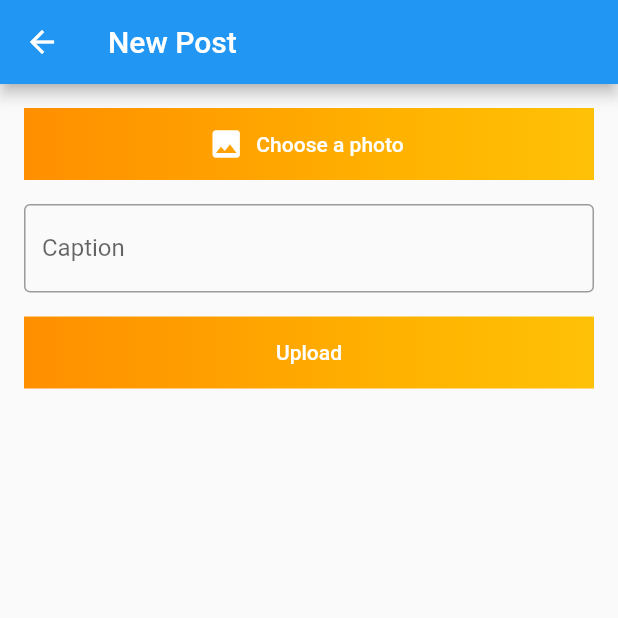
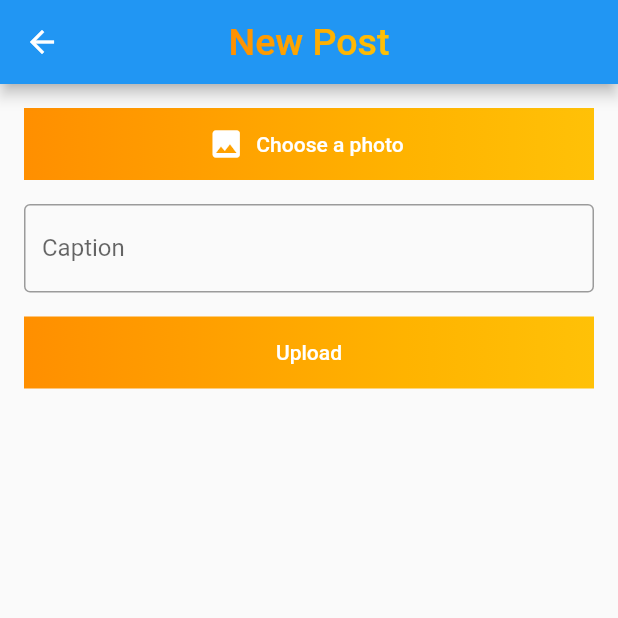
Before and after one commit to baljinder0630/paw_prints, a Flutter app: the MyHomePage screen opened directly with empty values, after a tap on the "add a photo" icon, on a phone screen of 412 x 824 dp, the top half of it. Run offline on Flutter 3.47's test engine with Material 2 defaults, Android fonts, the phone set to English and light mode, and no system bars; drawn by our look-alikes of simple_gradient_text; our stand-ins replace animated_bottom_navigation_bar, carousel_slider, cloud_firestore, firebase_auth, firebase_core, firebase_storage and 9 more; missing offline and left inert: dart:ffi, geoflutterfire; accounts and stored records are empty; network calls fail; project files that could hold a hidden picture were left out.

Commit message:
my commit

```diff
--- a/lib/Pages/AddPost.dart
+++ b/lib/Pages/AddPost.dart
@@ -10,6 +10,7 @@ import 'package:image_cropper/image_cropper.dart';
 import 'package:image_picker/image_picker.dart';
 import 'package:paw_prints/Models/Post.dart';
 import 'package:paw_prints/Models/UserModel.dart';
+import 'package:simple_gradient_text/simple_gradient_text.dart';
 import 'package:uuid/uuid.dart';
 
 class AddPost extends StatefulWidget {
@@ -124,8 +125,21 @@ class _AddPostState extends State<AddPost> {
   Widget build(BuildContext context) {
     return Scaffold(
       appBar: AppBar(
-        title: const Text('New Post'),
-      ),
+        centerTitle: true,
+        title: GradientText(
+            'New Post',
+            style: TextStyle(
+              fontSize: 25,
+            ),
+            colors: [
+              Colors.amber.shade800,
+              Colors.amber.shade700,
+              Colors.amber.shade600,
+              Colors.amber.shade500
+            ],
+          ),
+        ),
+
       body: Padding(
         padding: const EdgeInsets.all(16),
         child: Form(
--- a/lib/Pages/HomePage.dart
+++ b/lib/Pages/HomePage.dart
@@ -36,7 +36,18 @@ class _MyHomePageState extends State<MyHomePage> {
             appBar: AppBar(
               centerTitle: true,
               automaticallyImplyLeading: false,
-              title: Text("Paw Prints"),
+              title: GradientText(
+                'Paw Prints',
+                style: TextStyle(
+                  fontSize: 25,
+                ),
+                colors: [
+                  Colors.amber.shade800,
+                  Colors.amber.shade700,
+                  Colors.amber.shade600,
+                  Colors.amber.shade500
+                ],
+              )
             ),
 
             //
```
Also changed, not shown: lib/Pages/Donation_page.dart (+13 -1 lines).
